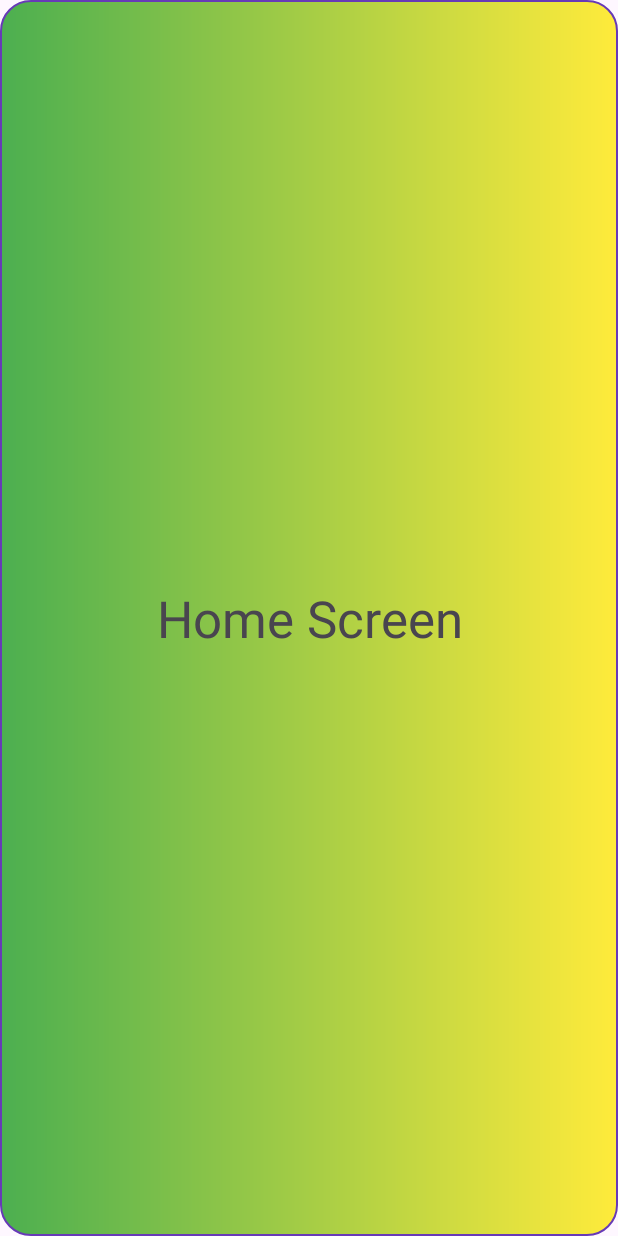
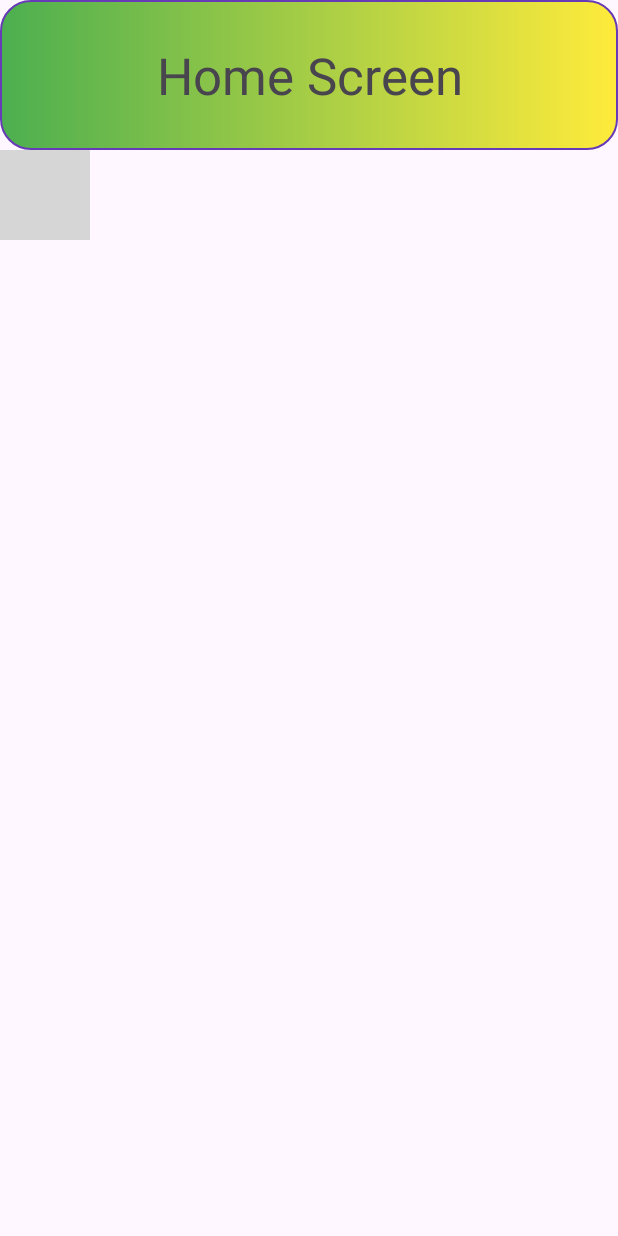
Before and after one commit to kietpt2003/PRM392_Orchidora, an Android app: the screen it shows after launch (HomeScreen), on a phone screen of 412 x 824 dp. Run offline under Robolectric (Android 15) with nearby library versions, the phone set to English and light mode, and no system bars; pictures from the network do not load; grey boxes are pictures that could not be loaded.

Commit message:
Install glide for ImageView

```diff
--- a/app/build.gradle.kts
+++ b/app/build.gradle.kts
@@ -34,6 +34,8 @@ android {
 dependencies {
 
     implementation(libs.appcompat)
+    implementation(libs.glide)
+    annotationProcessor(libs.glideCompiler)
     implementation(libs.material)
     implementation(libs.activity)
     implementation(libs.constraintlayout)
--- a/app/src/main/AndroidManifest.xml
+++ b/app/src/main/AndroidManifest.xml
@@ -1,6 +1,9 @@
 <?xml version="1.0" encoding="utf-8"?>
 <manifest xmlns:android="http://schemas.android.com/apk/res/android"
     xmlns:tools="http://schemas.android.com/tools">
+
+    <uses-permission android:name="android.permission.INTERNET" />
+    <uses-permission android:name="android.permission.ACCESS_NETWORK_STATE" />
 
     <application
         android:allowBackup="true"
--- a/app/src/main/java/com/example/prm391_orchidora/Screens/Home/HomeScreen.java
+++ b/app/src/main/java/com/example/prm391_orchidora/Screens/Home/HomeScreen.java
@@ -1,12 +1,14 @@
 package com.example.prm391_orchidora.Screens.Home;
 
 import android.os.Bundle;
+import android.widget.ImageView;
 
 import androidx.activity.EdgeToEdge;
 import androidx.appcompat.app.AppCompatActivity;
 import androidx.core.graphics.Insets;
 import androidx.core.view.ViewCompat;
 import androidx.core.view.WindowInsetsCompat;
+import com.bumptech.glide.Glide;
 
 import com.example.prm391_orchidora.R;
 
@@ -17,6 +19,8 @@ public class HomeScreen extends AppCompatActivity {
         super.onCreate(savedInstanceState);
         EdgeToEdge.enable(this);
         setContentView(R.layout.home_layout);
+        ImageView imageView = findViewById(R.id.footballer_image);
+        Glide.with(this).load("https://upload.wikimedia.org/wikipedia/en/thumb/c/c3/Flag_of_France.svg/125px-Flag_of_France.svg.png").into(imageView);
 
         ViewCompat.setOnApplyWindowInsetsListener(findViewById(R.id.main), (v, insets) -> {
             Insets systemBars = insets.getInsets(WindowInsetsCompat.Type.systemBars());
--- a/app/src/main/res/layout/home_layout.xml
+++ b/app/src/main/res/layout/home_layout.xml
@@ -9,9 +9,15 @@
     <TextView
         android:id="@+id/textView"
         android:layout_width="match_parent"
-        android:layout_height="match_parent"
+        android:layout_height="100sp"
+        android:background="@drawable/home_background_linear"
         android:gravity="center"
-        android:background="@drawable/home_background_linear"
         android:text="Home Screen"
         android:textSize="34sp" />
+    <ImageView
+        android:id="@+id/footballer_image"
+        android:layout_width="60dp"
+        android:layout_height="60dp"
+        android:layout_alignParentStart="true"
+        android:background="#000000" />
 </LinearLayout>
--- a/gradle/libs.versions.toml
+++ b/gradle/libs.versions.toml
@@ -7,6 +7,7 @@ appcompat = "1.6.1"
 material = "1.12.0"
 activity = "1.8.0"
 constraintlayout = "2.1.4"
+glide = "4.12.0"
 
 [libraries]
 junit = { group = "junit", name = "junit", version.ref = "junit" }
@@ -16,6 +17,8 @@ appcompat = { group = "androidx.appcompat", name = "appcompat", version.ref = "a
 material = { group = "com.google.android.material", name = "material", version.ref = "material" }
 activity = { group = "androidx.activity", name = "activity", version.ref = "activity" }
 constraintlayout = { group = "androidx.constraintlayout", name = "constraintlayout", version.ref = "constraintlayout" }
+glide = { group = "com.github.bumptech.glide", name = "glide", version.ref = "glide" }
+glideCompiler = { group = "com.github.bumptech.glide", name = "compiler", version.ref = "glide" }
 
 [plugins]
 androidApplication = { id = "com.android.application", version.ref = "agp" }
```
